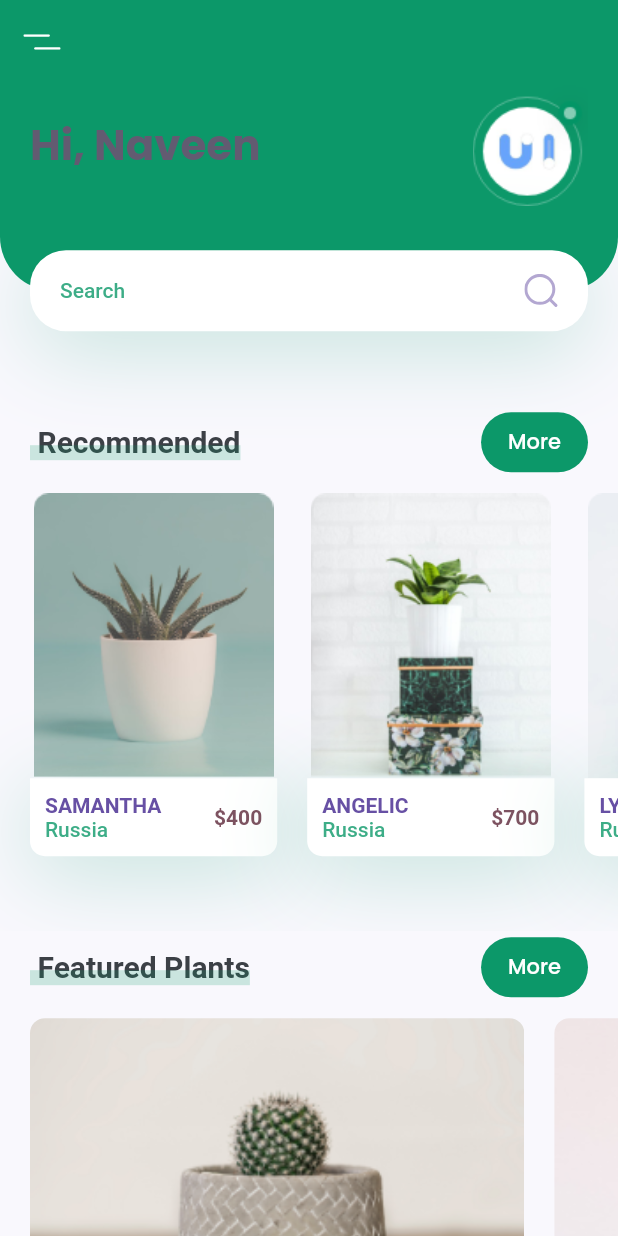
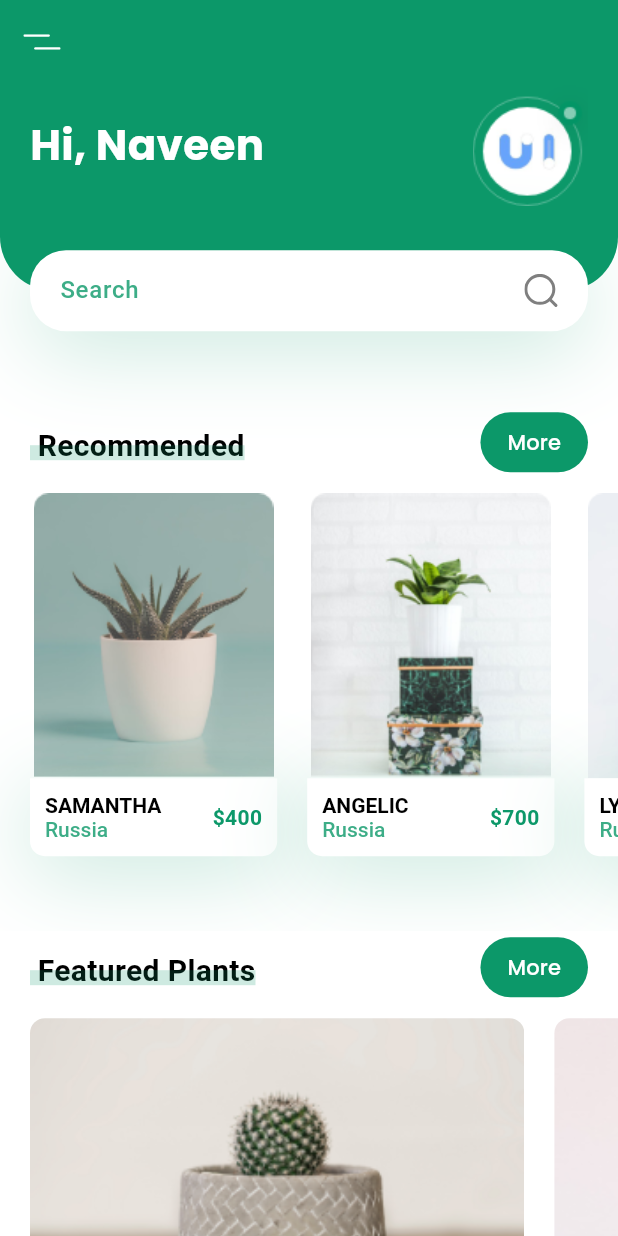
Before and after one commit to The-Naveen-Chandra/Blossom-App, a Flutter app: the screen it shows after launch, on a phone screen of 412 x 824 dp. Run offline on Flutter 3.47's test engine with Material 2 defaults, Android fonts, the phone set to English and light mode, and no system bars; our stand-ins replace flutter_svg, google_fonts.

Commit message:
Implementing Themes

```diff
--- a/lib/main.dart
+++ b/lib/main.dart
@@ -1,5 +1,5 @@
-import 'package:blossom_app/constant/constants.dart';
 import 'package:blossom_app/screens/home/home_screen.dart';
+import 'package:blossom_app/theme/theme.dart';
 import 'package:flutter/material.dart';
 
 void main() {
@@ -15,13 +15,15 @@ class MyApp extends StatelessWidget {
     return MaterialApp(
       title: 'Blossom App',
       debugShowCheckedModeBanner: false,
-      theme: ThemeData(
-        primaryColor: kPrimaryColor,
-        scaffoldBackgroundColor: kBackgroundColor,
-        textTheme: Theme.of(context).textTheme.apply(bodyColor: kTextColor),
-        // colorScheme: ColorScheme.fromSeed(seedColor: Colors.deepPurple),
-        useMaterial3: true,
-      ),
+      // theme: ThemeData(
+      //   // primaryColor: kPrimaryColor,
+      //   // scaffoldBackgroundColor: kBackgroundColor,
+      //   // textTheme: Theme.of(context).textTheme.apply(bodyColor: kTextColor),
+      //   // colorScheme: ColorScheme.fromSeed(seedColor: Colors.deepPurple),
+      //   useMaterial3: true,
+      // ).copyWith(theme),
+      theme: lightTheme,
+      darkTheme: darkTheme,
       home: const HomeScreen(),
     );
   }
--- a/lib/screens/home/home_screen.dart
+++ b/lib/screens/home/home_screen.dart
@@ -9,6 +9,7 @@ class HomeScreen extends StatelessWidget {
   @override
   Widget build(BuildContext context) {
     return Scaffold(
+      backgroundColor: Theme.of(context).colorScheme.background,
       appBar: buildAppBar(),
       body: const Body(),
     );
```
